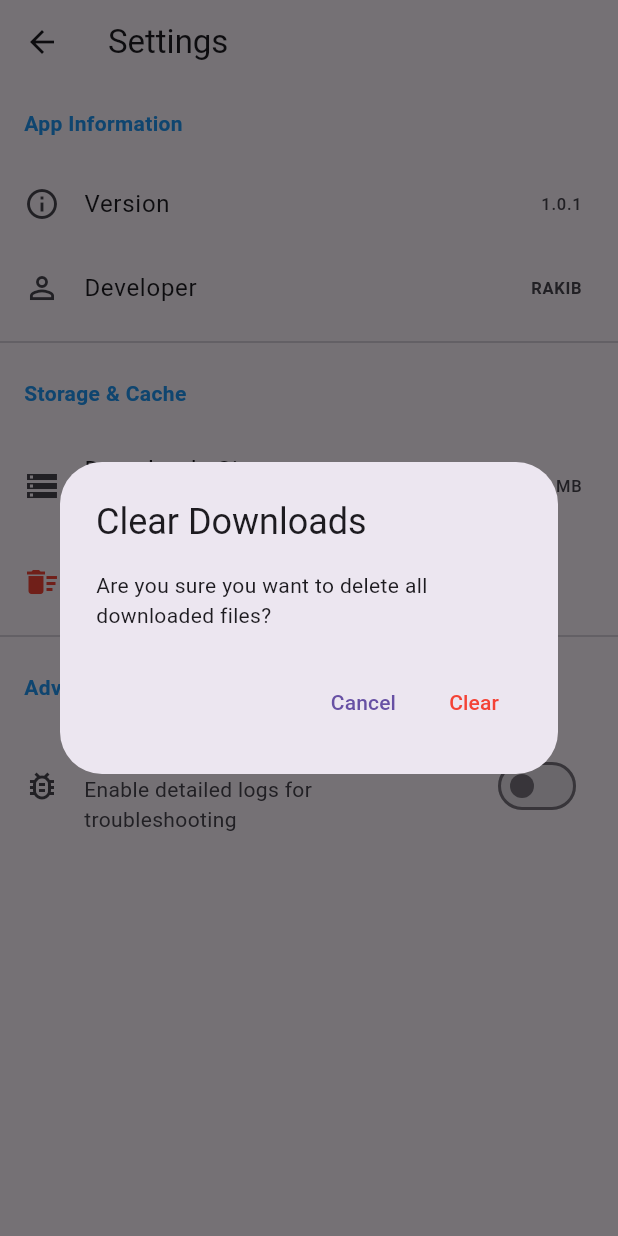
After one commit to rakibshorkar2/dirxplore4, a Flutter app: the SettingsTab screen opened directly, after a tap on "Clear All Downloads", on a phone screen of 412 x 824 dp. The commit adds this screen. Run offline on Flutter 3.47's test engine with Material 3 defaults, Android fonts, the phone set to English and light mode, and no system bars; our stand-ins replace dio, file_picker, shared_preferences, yaml; missing offline and left inert: open_file_plus, socks5_proxy; accounts and stored records are empty; network calls fail.

Commit message:
Bump version to 1.0.1, add Settings tab, and update GitHub release logic

```diff
--- a/lib/main.dart
+++ b/lib/main.dart
@@ -5,6 +5,7 @@ import 'providers/download_provider.dart';
 import 'tabs/browser_tab.dart';
 import 'tabs/proxy_tab.dart';
 import 'tabs/download_tab.dart';
+import 'tabs/settings_tab.dart';
 
 void main() {
   runApp(
@@ -48,6 +49,7 @@ class _MainScreenState extends State<MainScreen> {
     const BrowserTab(),
     const ProxyTab(),
     const DownloadTab(),
+    const SettingsTab(),
   ];
 
   @override
@@ -60,10 +62,12 @@ class _MainScreenState extends State<MainScreen> {
       bottomNavigationBar: BottomNavigationBar(
         currentIndex: _currentIndex,
         onTap: (index) => setState(() => _currentIndex = index),
+        type: BottomNavigationBarType.fixed,
         items: const [
           BottomNavigationBarItem(icon: Icon(Icons.explore), label: 'Browser'),
           BottomNavigationBarItem(icon: Icon(Icons.settings_input_component), label: 'Proxy'),
           BottomNavigationBarItem(icon: Icon(Icons.download), label: 'Downloads'),
+          BottomNavigationBarItem(icon: Icon(Icons.settings), label: 'Settings'),
         ],
       ),
     );
--- /dev/null
+++ b/lib/tabs/settings_tab.dart
@@ -0,0 +1,133 @@
+import 'dart:io';
+import 'package:flutter/material.dart';
+import 'package:path_provider/path_provider.dart';
+import 'package:shared_preferences/shared_preferences.dart';
+
+class SettingsTab extends StatefulWidget {
+  const SettingsTab({super.key});
+
+  @override
+  State<SettingsTab> createState() => _SettingsTabState();
+}
+
+class _SettingsTabState extends State<SettingsTab> {
+  String _cacheSize = 'Calculating...';
+  final String _version = '1.0.1';
+  final String _developer = 'RAKIB';
+
+  @override
+  void initState() {
+    super.initState();
+    _calculateCacheSize();
+  }
+
+  Future<void> _calculateCacheSize() async {
+    try {
+      final docDir = await getApplicationDocumentsDirectory();
+      int totalSize = 0;
+      if (docDir.existsSync()) {
+        docDir.listSync(recursive: true).forEach((entity) {
+          if (entity is File) {
+            totalSize += entity.lengthSync();
+          }
+        });
+      }
+      setState(() {
+        _cacheSize = '${(totalSize / (1024 * 1024)).toStringAsFixed(2)} MB';
+      });
+    } catch (e) {
+      setState(() {
+        _cacheSize = 'Error';
+      });
+    }
+  }
+
+  Future<void> _clearDownloads() async {
+    final confirmed = await showDialog<bool>(
+      context: context,
+      builder: (context) => AlertDialog(
+        title: const Text('Clear Downloads'),
+        content: const Text('Are you sure you want to delete all downloaded files?'),
+        actions: [
+          TextButton(onPressed: () => Navigator.pop(context, false), child: const Text('Cancel')),
+          TextButton(onPressed: () => Navigator.pop(context, true), child: const Text('Clear', style: TextStyle(color: Colors.red))),
+        ],
+      ),
+    );
+
+    if (confirmed == true) {
+      try {
+        final docDir = await getApplicationDocumentsDirectory();
+        if (docDir.existsSync()) {
+          docDir.listSync().forEach((entity) {
+            if (entity is File) {
+              entity.deleteSync();
+            }
+          });
+        }
+        _calculateCacheSize();
+        if (mounted) {
+          ScaffoldMessenger.of(context).showSnackBar(const SnackBar(content: Text('Downloads cleared')));
+        }
+      } catch (e) {
+        if (mounted) {
+          ScaffoldMessenger.of(context).showSnackBar(SnackBar(content: Text('Error: $e')));
+        }
+      }
+    }
+  }
+
+  @override
+  Widget build(BuildContext context) {
+    return Scaffold(
+      appBar: AppBar(title: const Text('Settings')),
+      body: ListView(
+        children: [
+          const Padding(
+            padding: EdgeInsets.all(16.0),
+            child: Text('App Information', style: TextStyle(fontWeight: FontWeight.bold, color: Colors.blue)),
+          ),
+          ListTile(
+            leading: const Icon(Icons.info_outline),
+            title: const Text('Version'),
+            trailing: Text(_version),
+          ),
+          ListTile(
+            leading: const Icon(Icons.person_outline),
+            title: const Text('Developer'),
+            trailing: Text(_developer, style: const TextStyle(fontWeight: FontWeight.bold)),
+          ),
+          const Divider(),
+          const Padding(
+            padding: EdgeInsets.all(16.0),
+            child: Text('Storage & Cache', style: TextStyle(fontWeight: FontWeight.bold, color: Colors.blue)),
+          ),
+          ListTile(
+            leading: const Icon(Icons.storage),
+            title: const Text('Downloads Size'),
+            subtitle: const Text('Total size of files in documents folder'),
+            trailing: Text(_cacheSize),
+            onTap: _calculateCacheSize,
+          ),
+          ListTile(
+            leading: const Icon(Icons.delete_sweep, color: Colors.red),
+            title: const Text('Clear All Downloads', style: TextStyle(color: Colors.red)),
+            onTap: _clearDownloads,
+          ),
+          const Divider(),
+          const Padding(
+            padding: EdgeInsets.all(16.0),
+            child: Text('Advanced', style: TextStyle(fontWeight: FontWeight.bold, color: Colors.blue)),
+          ),
+          SwitchListTile(
+            secondary: const Icon(Icons.bug_report_outlined),
+            title: const Text('Debug Logging'),
+            subtitle: const Text('Enable detailed logs for troubleshooting'),
+            value: false,
+            onChanged: (v) {},
+          ),
+        ],
+      ),
+    );
+  }
+}
--- a/pubspec.yaml
+++ b/pubspec.yaml
@@ -1,7 +1,7 @@
 name: dir_browser
 description: A new Flutter project.
 publish_to: 'none'
-version: 1.0.0+1
+version: 1.0.1
 
 environment:
   sdk: '>=3.0.0 <4.0.0'
@@ -20,6 +20,8 @@ dependencies:
   open_file_plus: ^3.4.1
   yaml: ^3.1.2
   file_picker: ^8.0.0
+  shared_preferences: ^2.2.2
+  path: ^1.9.0
 
 dev_dependencies:
   flutter_test:
```
Also changed, not shown: pubspec.lock, 2 other files.
